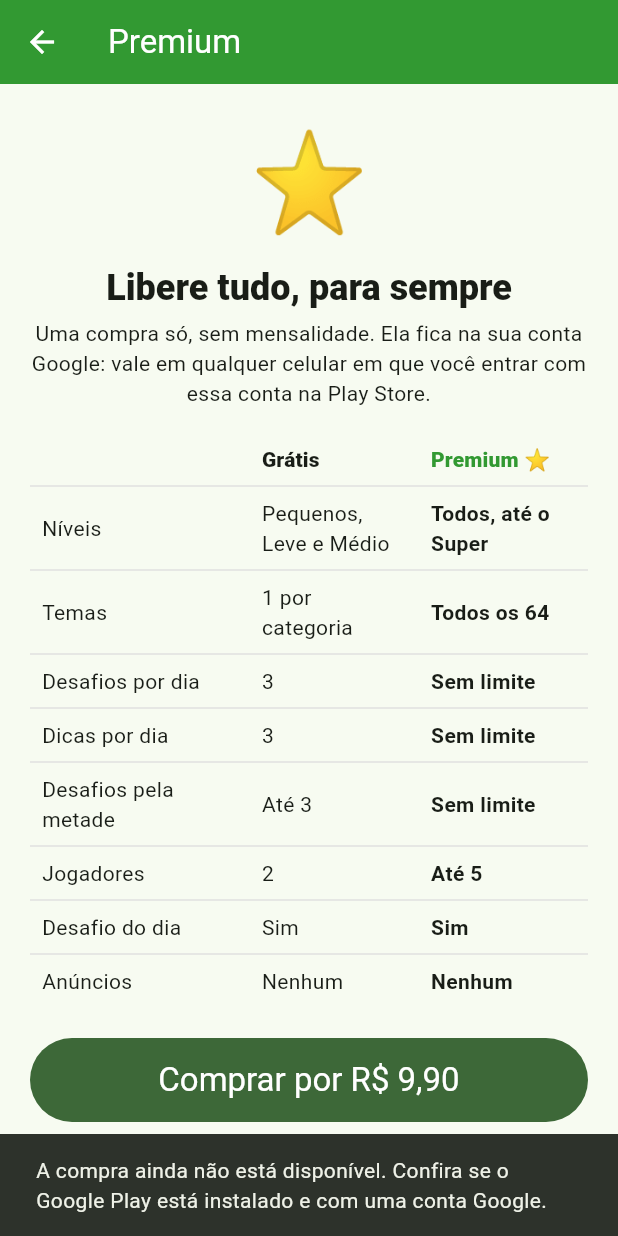
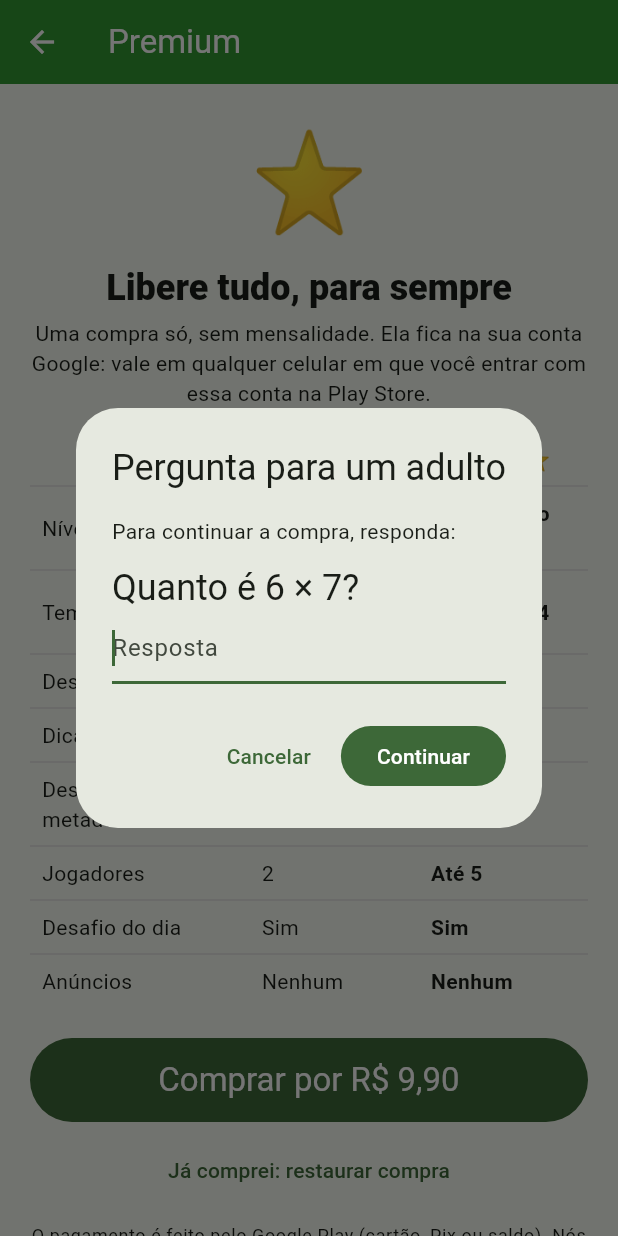
Before and after one commit to fjackvil/app_palavras_cruzadas, a Flutter app: the TelaPremium screen opened directly, after a tap on an icon or button, on a phone screen of 412 x 824 dp. Run offline on Flutter 3.47's test engine with Material 3 defaults, Android fonts, the phone set to English and light mode, and no system bars; our stand-ins replace drift, drift_flutter, image_picker, in_app_purchase, material_ui, share_plus; accounts and stored records are empty; generated files the repository leaves out were written again; project files that could hold a hidden picture were left out.

Commit message:
Porta dos pais antes da compra do Premium (conta de multiplicação)
A classificação da IARC no Brasil saiu 14 anos por causa da compra; a
pergunta evita compra por engano de criança no celular dos pais. Termos,
texto da loja e especificação atualizados.

Co-Authored-By: Claude Opus 5.5 <noreply@anthropic.com>

```diff
--- /dev/null
+++ b/app/lib/dominio/porta_pais.dart
@@ -0,0 +1,23 @@
+import 'dart:math';
+
+/// Pergunta da "porta dos pais": uma multiplicação que uma criança pequena
+/// não resolve sozinha. Fica antes da compra do Premium, para evitar compra
+/// por engano no celular dos pais.
+class PerguntaPais {
+  const PerguntaPais(this.a, this.b);
+
+  /// Números de 6 a 9: resultado de dois dígitos (36 a 81).
+  factory PerguntaPais.sortear([Random? sorte]) {
+    final r = sorte ?? Random();
+    return PerguntaPais(6 + r.nextInt(4), 6 + r.nextInt(4));
+  }
+
+  final int a;
+  final int b;
+
+  int get resposta => a * b;
+
+  String get texto => 'Quanto é $a × $b?';
+
+  bool confere(String digitado) => int.tryParse(digitado.trim()) == resposta;
+}
--- a/app/lib/telas/tela_premium.dart
+++ b/app/lib/telas/tela_premium.dart
@@ -4,6 +4,7 @@ import 'package:material_ui/material_ui.dart';
 import '../app.dart';
 import '../dados/premium.dart';
 import '../dominio/plano.dart';
+import '../widgets/porta_pais.dart';
 
 /// Abre a tela "Seja Premium". [motivo] explica o que estava bloqueado.
 Future<void> abrirPremium(BuildContext context, {String? motivo}) =>
@@ -108,7 +109,13 @@ class _TelaPremiumState extends State<TelaPremium> {
                     minimumSize: const Size.fromHeight(56),
                     textStyle: texto.titleLarge,
                   ),
-                  onPressed: premium.comprando ? null : premium.comprar,
+                  onPressed: premium.comprando
+                      ? null
+                      : () async {
+                          if (await confirmarAdulto(context)) {
+                            await premium.comprar();
+                          }
+                        },
                   child: premium.comprando
                       ? const SizedBox(
                           width: 24,
--- /dev/null
+++ b/app/lib/widgets/porta_pais.dart
@@ -0,0 +1,86 @@
+import 'package:flutter/services.dart';
+import 'package:material_ui/material_ui.dart';
+
+import '../dominio/porta_pais.dart';
+
+/// Pede a resposta de uma conta antes da compra. Devolve true só se a
+/// resposta estiver certa.
+Future<bool> confirmarAdulto(BuildContext context) async {
+  final ok = await showDialog<bool>(
+    context: context,
+    builder: (_) => DialogoPortaPais(pergunta: PerguntaPais.sortear()),
+  );
+  return ok ?? false;
+}
+
+class DialogoPortaPais extends StatefulWidget {
+  const DialogoPortaPais({super.key, required this.pergunta});
+
+  final PerguntaPais pergunta;
+
+  @override
+  State<DialogoPortaPais> createState() => _DialogoPortaPaisState();
+}
+
+class _DialogoPortaPaisState extends State<DialogoPortaPais> {
+  final _campo = TextEditingController();
+  final _foco = FocusNode();
+  bool _errou = false;
+
+  @override
+  void dispose() {
+    _campo.dispose();
+    _foco.dispose();
+    super.dispose();
+  }
+
+  void _conferir() {
+    if (widget.pergunta.confere(_campo.text)) {
+      Navigator.of(context).pop(true);
+    } else {
+      setState(() => _errou = true);
+      _campo.clear();
+      _foco.requestFocus();
+    }
+  }
+
+  @override
+  Widget build(BuildContext context) {
+    return AlertDialog(
+      title: const Text('Pergunta para um adulto'),
+      content: Column(
+        mainAxisSize: MainAxisSize.min,
+        crossAxisAlignment: CrossAxisAlignment.start,
+        children: [
+          const Text('Para continuar a compra, responda:'),
+          const SizedBox(height: 12),
+          Text(
+            widget.pergunta.texto,
+            style: Theme.of(context).textTheme.headlineSmall,
+          ),
+          TextField(
+            controller: _campo,
+            focusNode: _foco,
+            autofocus: true,
+            keyboardType: TextInputType.number,
+            inputFormatters: [FilteringTextInputFormatter.digitsOnly],
+            maxLength: 3,
+            decoration: InputDecoration(
+              hintText: 'Resposta',
+              counterText: '',
+              errorText: _errou ? 'Resposta errada. Tente de novo.' : null,
+            ),
+            onSubmitted: (_) => _conferir(),
+          ),
+        ],
+      ),
+      actions: [
+        TextButton(
+          onPressed: () => Navigator.of(context).pop(false),
+          child: const Text('Cancelar'),
+        ),
+        FilledButton(onPressed: _conferir, child: const Text('Continuar')),
+      ],
+    );
+  }
+}
```
Also changed, not shown: 6 other files.
